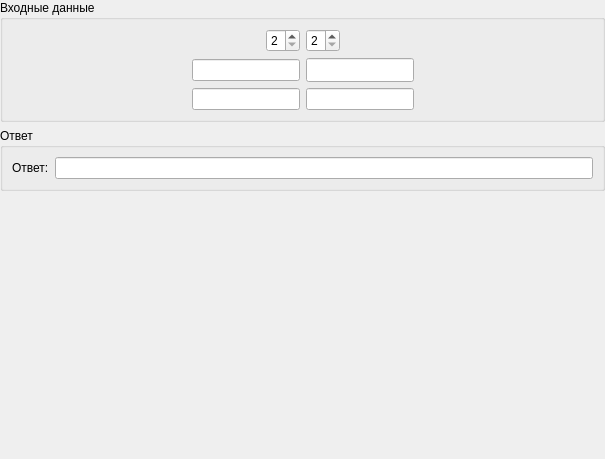
Qt form Frames/equationsSystemsFrame.ui (EgorAlmikeev/ProjectX) before a commit.
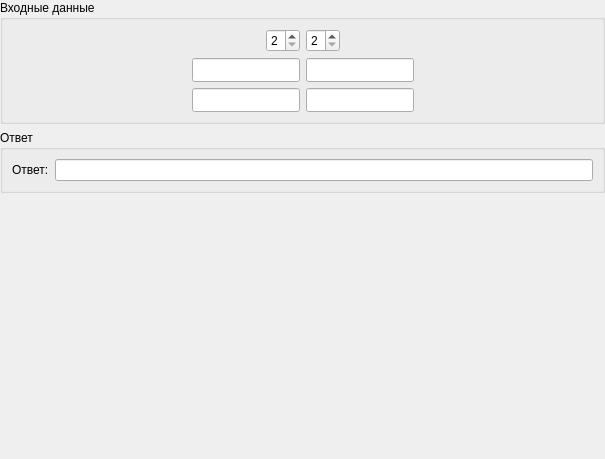
The same form after that commit.

Commit message: сделал минималььную высоту для едитов матрицы

```diff
--- a/Frames/equationsSystemsFrame.ui
+++ b/Frames/equationsSystemsFrame.ui
@@ -139,7 +139,14 @@
            <number>6</number>
           </property>
           <item row="1" column="1">
-           <widget class="QLineEdit" name="item1_1"/>
+           <widget class="QLineEdit" name="item1_1">
+            <property name="minimumSize">
+             <size>
+              <width>0</width>
+              <height>24</height>
+             </size>
+            </property>
+           </widget>
           </item>
           <item row="0" column="1">
            <widget class="QLineEdit" name="item0_1">
@@ -152,10 +159,24 @@
            </widget>
           </item>
           <item row="0" column="0">
-           <widget class="QLineEdit" name="item0_0"/>
+           <widget class="QLineEdit" name="item0_0">
+            <property name="minimumSize">
+             <size>
+              <width>0</width>
+              <height>24</height>
+             </size>
+            </property>
+           </widget>
           </item>
           <item row="1" column="0">
-           <widget class="QLineEdit" name="item1_0"/>
+           <widget class="QLineEdit" name="item1_0">
+            <property name="minimumSize">
+             <size>
+              <width>0</width>
+              <height>24</height>
+             </size>
+            </property>
+           </widget>
           </item>
          </layout>
         </item>
```
The commit also changes 1 other file.
